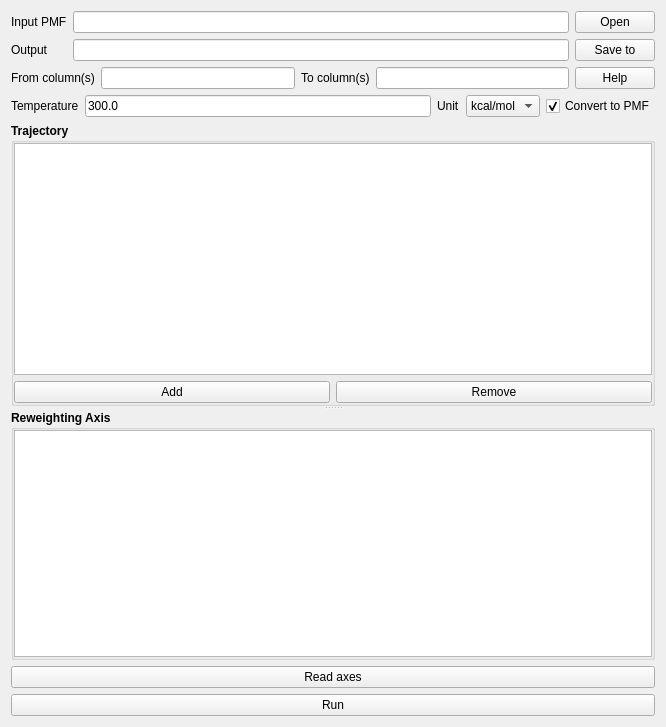
Old version of the form reweightingtab/reweightingtab.ui in the repository HanatoK/PMFToolBox.
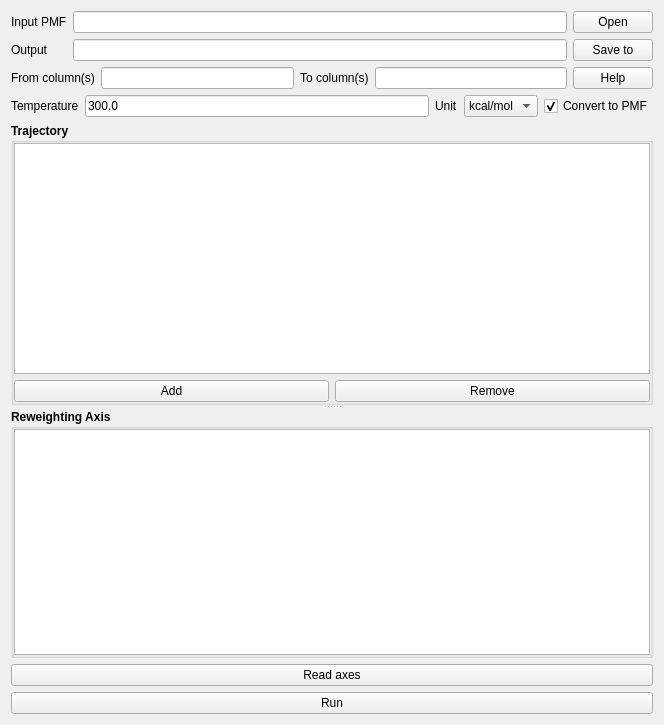
New version of the form.

Commit message: WIP: History PMF tab GUI

Patch:
```diff
--- a/reweightingtab/reweightingtab.ui
+++ b/reweightingtab/reweightingtab.ui
@@ -6,8 +6,8 @@
    <rect>
     <x>0</x>
     <y>0</y>
-    <width>666</width>
-    <height>727</height>
+    <width>664</width>
+    <height>725</height>
    </rect>
   </property>
   <property name="windowTitle">
```
The commit also changes 6 other files.
